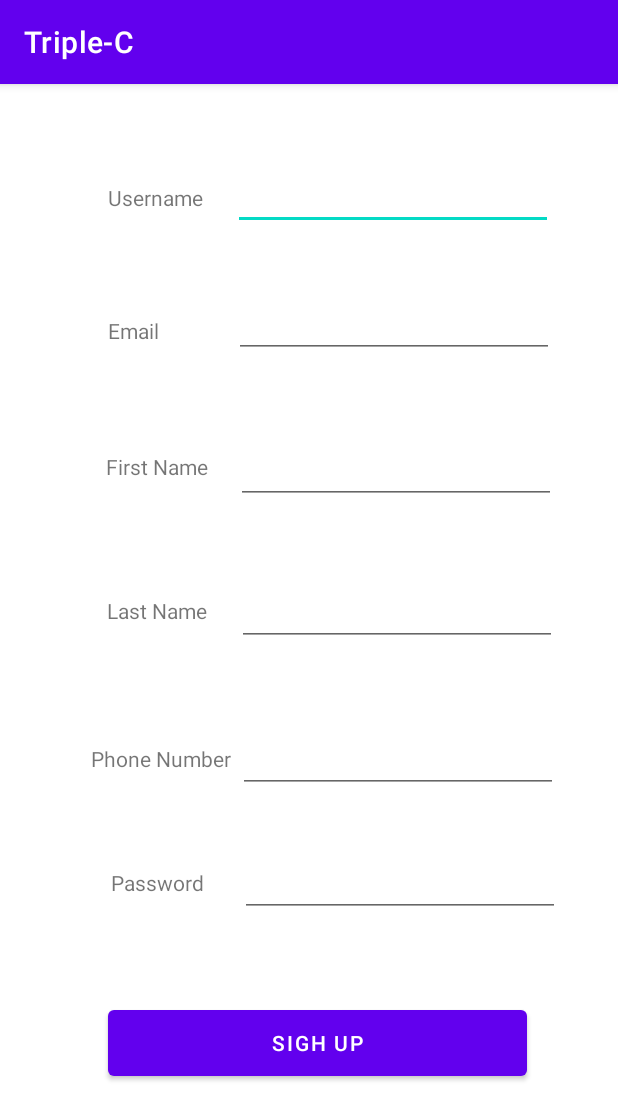
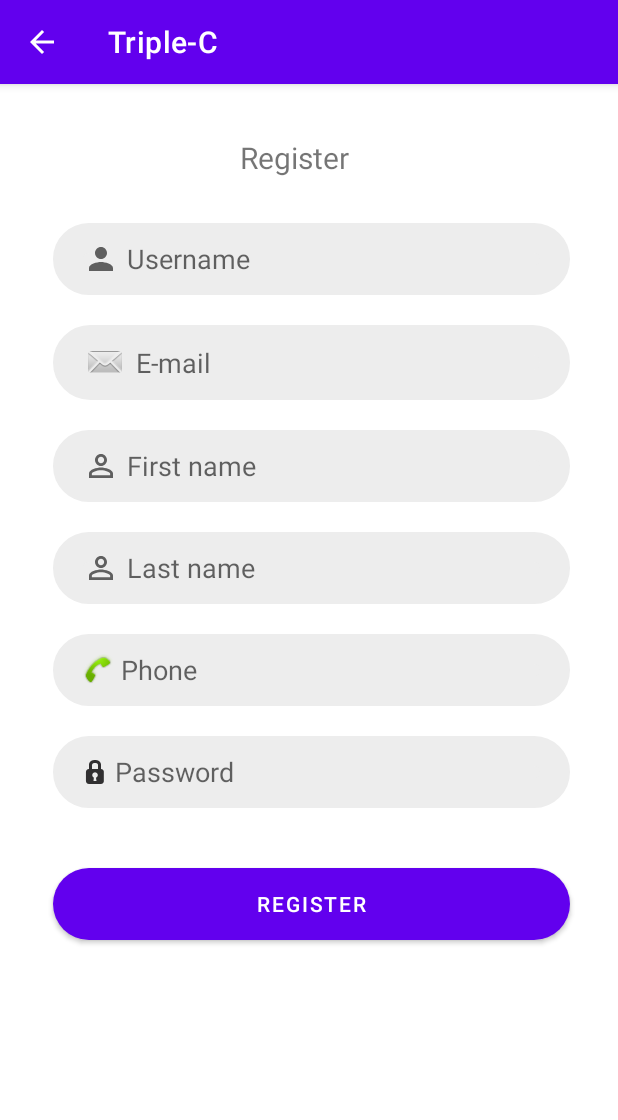
Before and after one commit to car-care-center-CCC/car-care-center-CCC, an Android app: the SignUp screen opened directly, with no data from a screen before it, on a phone screen of 412 x 824 dp. Shown: the top 1120 px of the screen. Run offline under Robolectric (Android 15) with nearby library versions, the phone set to English and light mode, and no system bars; libraries missing offline, so code that uses them is left out: com.amplifyframework.api, com.amplifyframework.auth, com.amplifyframework.core.

Commit message:
make some changes on the signIn, signUp and confirm page, and adding icons to the field of the data

```diff
--- a/app/src/main/AndroidManifest.xml
+++ b/app/src/main/AndroidManifest.xml
@@ -32,10 +32,12 @@
             android:exported="true" />
         <activity
             android:name=".Confirm"
-            android:exported="true" />
+            android:exported="true"
+            android:parentActivityName=".SignUp"/>
         <activity
             android:name=".SignUp"
-            android:exported="true" />
+            android:exported="true"
+            android:parentActivityName=".SignIn"/>
         <activity
             android:name=".SignIn"
             android:exported="true" />
--- a/app/src/main/java/com/example/triple_c/Confirm.java
+++ b/app/src/main/java/com/example/triple_c/Confirm.java
@@ -16,6 +16,7 @@ public class Confirm extends AppCompatActivity {
     protected void onCreate(Bundle savedInstanceState) {
         super.onCreate(savedInstanceState);
         setContentView(R.layout.activity_confirm);
+        getSupportActionBar().setDisplayHomeAsUpEnabled(true);
 
         EditText confirmationInput = findViewById(R.id.confirmationInput);
         EditText usernameConfirm = findViewById(R.id.usernameConfirm);
--- a/app/src/main/java/com/example/triple_c/SignUp.java
+++ b/app/src/main/java/com/example/triple_c/SignUp.java
@@ -20,6 +20,7 @@ public class SignUp extends AppCompatActivity {
     protected void onCreate(Bundle savedInstanceState) {
         super.onCreate(savedInstanceState);
         setContentView(R.layout.activity_sign_up);
+        getSupportActionBar().setDisplayHomeAsUpEnabled(true);
 
         EditText username = findViewById(R.id.inputUsername);
         EditText email = findViewById(R.id.inputEmail);
--- /dev/null
+++ b/app/src/main/res/drawable/botton_pg.xml
@@ -0,0 +1,7 @@
+<?xml version="1.0" encoding="utf-8"?>
+<shape xmlns:android="http://schemas.android.com/apk/res/android">
+
+    <solid android:color="@color/black" />
+
+    <corners android:radius="40dp"/>
+</shape>
--- /dev/null
+++ b/app/src/main/res/drawable/ic_baseline_person_24.xml
@@ -0,0 +1,10 @@
+<vector xmlns:android="http://schemas.android.com/apk/res/android"
+    android:width="24dp"
+    android:height="24dp"
+    android:viewportWidth="24"
+    android:viewportHeight="24"
+    android:tint="?attr/colorControlNormal">
+  <path
+      android:fillColor="@android:color/white"
+      android:pathData="M12,12c2.21,0 4,-1.79 4,-4s-1.79,-4 -4,-4 -4,1.79 -4,4 1.79,4 4,4zM12,14c-2.67,0 -8,1.34 -8,4v2h16v-2c0,-2.66 -5.33,-4 -8,-4z"/>
+</vector>
--- /dev/null
+++ b/app/src/main/res/drawable/ic_baseline_person_outline_24.xml
@@ -0,0 +1,10 @@
+<vector xmlns:android="http://schemas.android.com/apk/res/android"
+    android:width="24dp"
+    android:height="24dp"
+    android:viewportWidth="24"
+    android:viewportHeight="24"
+    android:tint="?attr/colorControlNormal">
+  <path
+      android:fillColor="@android:color/white"
+      android:pathData="M12,5.9c1.16,0 2.1,0.94 2.1,2.1s-0.94,2.1 -2.1,2.1S9.9,9.16 9.9,8s0.94,-2.1 2.1,-2.1m0,9c2.97,0 6.1,1.46 6.1,2.1v1.1L5.9,18.1L5.9,17c0,-0.64 3.13,-2.1 6.1,-2.1M12,4C9.79,4 8,5.79 8,8s1.79,4 4,4 4,-1.79 4,-4 -1.79,-4 -4,-4zM12,13c-2.67,0 -8,1.34 -8,4v3h16v-3c0,-2.66 -5.33,-4 -8,-4z"/>
+</vector>
--- /dev/null
+++ b/app/src/main/res/drawable/input_pg.xml
@@ -0,0 +1,6 @@
+<?xml version="1.0" encoding="utf-8"?>
+<shape xmlns:android="http://schemas.android.com/apk/res/android">
+
+    <stroke android:color="@color/teal_200" android:width="20dp"/>
+    <corners android:radius="30dp" />
+</shape>
--- a/app/src/main/res/layout/activity_sign_up.xml
+++ b/app/src/main/res/layout/activity_sign_up.xml
@@ -4,169 +4,185 @@
     xmlns:tools="http://schemas.android.com/tools"
     android:layout_width="match_parent"
     android:layout_height="match_parent"
+    android:background="@color/white"
+    android:backgroundTint="#FFFFFF"
+    android:paddingLeft="20dp"
+    android:paddingTop="10dp"
+    android:paddingRight="10dp"
+    android:paddingBottom="10dp"
     tools:context=".SignUp">
-
-    <TextView
-        android:id="@+id/textView3"
-        android:layout_width="wrap_content"
-        android:layout_height="wrap_content"
-        android:text="Username"
-        app:layout_constraintBottom_toBottomOf="parent"
-        app:layout_constraintEnd_toEndOf="parent"
-        app:layout_constraintHorizontal_bias="0.207"
-        app:layout_constraintStart_toStartOf="parent"
-        app:layout_constraintTop_toTopOf="parent"
-        app:layout_constraintVertical_bias="0.088" />
 
     <EditText
         android:id="@+id/inputUsername"
-        android:layout_width="wrap_content"
+        android:layout_width="0dp"
         android:layout_height="wrap_content"
+        android:layout_marginStart="15dp"
+        android:layout_marginTop="20dp"
+        android:layout_marginEnd="22dp"
+        android:background="@drawable/input_pg"
+        android:backgroundTint="#EDEDED"
+        android:drawableLeft="@drawable/ic_baseline_person_24"
+        android:drawablePadding="5dp"
         android:ems="10"
+        android:hint="Username"
         android:inputType="textPersonName"
+        android:minHeight="48dp"
+        android:paddingLeft="20dp"
+        android:paddingTop="10dp"
+        android:paddingRight="10dp"
+        android:paddingBottom="10dp"
         app:layout_constraintBottom_toBottomOf="parent"
         app:layout_constraintEnd_toEndOf="parent"
-        app:layout_constraintHorizontal_bias="0.781"
+        app:layout_constraintHorizontal_bias="0.0"
         app:layout_constraintStart_toStartOf="parent"
-        app:layout_constraintTop_toTopOf="parent"
-        app:layout_constraintVertical_bias="0.072" />
-
-    <TextView
-        android:id="@+id/textView44"
-        android:layout_width="wrap_content"
-        android:layout_height="wrap_content"
-        android:text="Email"
-        app:layout_constraintBottom_toBottomOf="parent"
-        app:layout_constraintEnd_toEndOf="parent"
-        app:layout_constraintHorizontal_bias="0.191"
-        app:layout_constraintStart_toStartOf="parent"
-        app:layout_constraintTop_toTopOf="parent"
-        app:layout_constraintVertical_bias="0.207" />
+        app:layout_constraintTop_toBottomOf="@+id/textView9"
+        app:layout_constraintVertical_bias="0.0" />
 
     <EditText
         android:id="@+id/inputEmail"
-        android:layout_width="wrap_content"
+        android:layout_width="0dp"
         android:layout_height="wrap_content"
+        android:layout_marginTop="20dp"
+        android:background="@drawable/input_pg"
+        android:backgroundTint="#EDEDED"
+        android:drawableLeft="@android:drawable/sym_action_email"
+        android:drawablePadding="5dp"
         android:ems="10"
+        android:hint="E-mail"
         android:inputType="textPersonName"
+        android:minHeight="48dp"
+        android:paddingLeft="20dp"
+        android:paddingTop="10dp"
+        android:paddingRight="10dp"
+        android:paddingBottom="10dp"
         app:layout_constraintBottom_toBottomOf="parent"
-        app:layout_constraintEnd_toEndOf="parent"
-        app:layout_constraintHorizontal_bias="0.786"
-        app:layout_constraintStart_toStartOf="parent"
-        app:layout_constraintTop_toTopOf="parent"
-        app:layout_constraintVertical_bias="0.19" />
-
-    <TextView
-        android:id="@+id/textView55"
-        android:layout_width="wrap_content"
-        android:layout_height="wrap_content"
-        android:text="First Name"
-        app:layout_constraintBottom_toBottomOf="parent"
-        app:layout_constraintEnd_toEndOf="parent"
-        app:layout_constraintHorizontal_bias="0.206"
-        app:layout_constraintStart_toStartOf="parent"
-        app:layout_constraintTop_toTopOf="parent"
-        app:layout_constraintVertical_bias="0.328" />
+        app:layout_constraintEnd_toEndOf="@+id/inputUsername"
+        app:layout_constraintHorizontal_bias="0.0"
+        app:layout_constraintStart_toStartOf="@+id/inputUsername"
+        app:layout_constraintTop_toBottomOf="@+id/inputUsername"
+        app:layout_constraintVertical_bias="0.0" />
 
     <EditText
         android:id="@+id/inputFirstName"
-        android:layout_width="wrap_content"
+        android:layout_width="0dp"
         android:layout_height="wrap_content"
+        android:layout_marginTop="20dp"
+        android:background="@drawable/input_pg"
+        android:backgroundTint="#EDEDED"
         android:ems="10"
+        android:hint="First name"
         android:inputType="textPersonName"
+        android:minHeight="48dp"
+        android:paddingLeft="20dp"
+        android:paddingTop="10dp"
+        android:paddingRight="10dp"
+        android:paddingBottom="10dp"
         app:layout_constraintBottom_toBottomOf="parent"
-        app:layout_constraintEnd_toEndOf="parent"
-        app:layout_constraintHorizontal_bias="0.791"
-        app:layout_constraintStart_toStartOf="parent"
-        app:layout_constraintTop_toTopOf="parent"
-        app:layout_constraintVertical_bias="0.325" />
+        app:layout_constraintEnd_toEndOf="@+id/inputEmail"
+        app:layout_constraintHorizontal_bias="0.0"
+        app:layout_constraintStart_toStartOf="@+id/inputEmail"
+        app:layout_constraintTop_toBottomOf="@+id/inputEmail"
+        app:layout_constraintVertical_bias="0.0"
+        android:drawableLeft="@drawable/ic_baseline_person_outline_24"
+        android:drawablePadding="5dp"/>
 
-    <TextView
-        android:id="@+id/textView33"
-        android:layout_width="wrap_content"
-        android:layout_height="wrap_content"
-        android:text="Last Name"
-        app:layout_constraintBottom_toBottomOf="parent"
-        app:layout_constraintEnd_toEndOf="parent"
-        app:layout_constraintHorizontal_bias="0.207"
-        app:layout_constraintStart_toStartOf="parent"
-        app:layout_constraintTop_toTopOf="parent"
-        app:layout_constraintVertical_bias="0.456" />
 
     <EditText
         android:id="@+id/inputLastname"
-        android:layout_width="wrap_content"
+        android:layout_width="0dp"
         android:layout_height="wrap_content"
+        android:layout_marginTop="20dp"
+        android:background="@drawable/input_pg"
+        android:backgroundTint="#EDEDED"
         android:ems="10"
+        android:hint="Last name"
         android:inputType="textPersonName"
+        android:minHeight="48dp"
+        android:paddingLeft="20dp"
+        android:paddingTop="10dp"
+        android:paddingRight="10dp"
+        android:paddingBottom="10dp"
         app:layout_constraintBottom_toBottomOf="parent"
-        app:layout_constraintEnd_toEndOf="parent"
-        app:layout_constraintHorizontal_bias="0.796"
-        app:layout_constraintStart_toStartOf="parent"
-        app:layout_constraintTop_toTopOf="parent"
-        app:layout_constraintVertical_bias="0.456" />
-
-    <TextView
-        android:id="@+id/textView4"
-        android:layout_width="wrap_content"
-        android:layout_height="wrap_content"
-        android:text="Phone Number"
-        app:layout_constraintBottom_toBottomOf="parent"
-        app:layout_constraintEnd_toEndOf="parent"
-        app:layout_constraintHorizontal_bias="0.191"
-        app:layout_constraintStart_toStartOf="parent"
-        app:layout_constraintTop_toTopOf="parent"
-        app:layout_constraintVertical_bias="0.588" />
+        app:layout_constraintEnd_toEndOf="@+id/inputFirstName"
+        app:layout_constraintHorizontal_bias="0.0"
+        app:layout_constraintStart_toStartOf="@+id/inputFirstName"
+        app:layout_constraintTop_toBottomOf="@+id/inputFirstName"
+        app:layout_constraintVertical_bias="0.0"
+        android:drawableLeft="@drawable/ic_baseline_person_outline_24"
+        android:drawablePadding="5dp"/>
 
     <EditText
         android:id="@+id/inputPhone"
-        android:layout_width="wrap_content"
+        android:layout_width="0dp"
         android:layout_height="wrap_content"
+        android:layout_marginTop="20dp"
+        android:background="@drawable/input_pg"
+        android:backgroundTint="#EDEDED"
+        android:drawableLeft="@android:drawable/stat_sys_phone_call"
+        android:drawablePadding="5dp"
         android:ems="10"
+        android:hint="Phone"
         android:inputType="textPersonName"
+        android:minHeight="48dp"
+        android:paddingLeft="20dp"
+        android:paddingTop="10dp"
+        android:paddingRight="10dp"
+        android:paddingBottom="10dp"
+        app:layout_constraintBottom_toBottomOf="parent"
+        app:layout_constraintEnd_toEndOf="@+id/inputLastname"
+        app:layout_constraintHorizontal_bias="0.0"
+        app:layout_constraintStart_toStartOf="@+id/inputLastname"
+        app:layout_constraintTop_toBottomOf="@+id/inputLastname"
+        app:layout_constraintVertical_bias="0.0" />
+
+    <Button
+        android:id="@+id/signupButton"
+        android:layout_width="0dp"
+        android:layout_height="wrap_content"
+        android:layout_marginTop="40dp"
+        android:layout_marginBottom="104dp"
+        android:background="@drawable/botton_pg"
+        android:backgroundTint="#7F828E"
+        android:text="Register"
+        app:layout_constraintBottom_toBottomOf="parent"
+        app:layout_constraintEnd_toEndOf="@+id/inputPassword"
+        app:layout_constraintHorizontal_bias="1.0"
+        app:layout_constraintStart_toStartOf="@+id/inputPassword"
+        app:layout_constraintTop_toBottomOf="@+id/inputPassword"
+        app:layout_constraintVertical_bias="0.0" />
+
+    <TextView
+        android:id="@+id/textView9"
+        android:layout_width="102dp"
+        android:layout_height="37dp"
+        android:text="Register"
+        android:textSize="20sp"
         app:layout_constraintBottom_toBottomOf="parent"
         app:layout_constraintEnd_toEndOf="parent"
-        app:layout_constraintHorizontal_bias="0.8"
         app:layout_constraintStart_toStartOf="parent"
         app:layout_constraintTop_toTopOf="parent"
-        app:layout_constraintVertical_bias="0.591" />
-
-
-    <TextView
-        android:id="@+id/textView5"
-        android:layout_width="wrap_content"
-        android:layout_height="wrap_content"
-        android:text="Password"
-        app:layout_constraintBottom_toBottomOf="parent"
-        app:layout_constraintEnd_toEndOf="parent"
-        app:layout_constraintHorizontal_bias="0.212"
-        app:layout_constraintStart_toStartOf="parent"
-        app:layout_constraintTop_toTopOf="parent"
-        app:layout_constraintVertical_bias="0.698" />
+        app:layout_constraintVertical_bias="0.036" />
 
     <EditText
         android:id="@+id/inputPassword"
-        android:layout_width="wrap_content"
+        android:layout_width="0dp"
         android:layout_height="wrap_content"
+        android:layout_marginTop="20dp"
+        android:background="@drawable/input_pg"
+        android:backgroundTint="#EDEDED"
+        android:drawableLeft="@android:drawable/ic_secure"
+        android:drawablePadding="5dp"
         android:ems="10"
-        android:inputType="textPersonName"
-        app:layout_constraintBottom_toBottomOf="parent"
-        app:layout_constraintEnd_toEndOf="parent"
-        app:layout_constraintHorizontal_bias="0.805"
-        app:layout_constraintStart_toStartOf="parent"
-        app:layout_constraintTop_toTopOf="parent"
-        app:layout_constraintVertical_bias="0.706" />
-
-    <Button
-        android:id="@+id/signupButton"
-        android:layout_width="279dp"
-        android:layout_height="56dp"
-        android:text="Sigh Up"
-        app:layout_constraintBottom_toBottomOf="parent"
-        app:layout_constraintEnd_toEndOf="parent"
-        app:layout_constraintHorizontal_bias="0.545"
-        app:layout_constraintStart_toStartOf="parent"
-        app:layout_constraintTop_toTopOf="parent"
-        app:layout_constraintVertical_bias="0.859" />
+        android:hint="Password"
+        android:inputType="textPassword"
+        android:minHeight="48dp"
+        android:paddingLeft="20dp"
+        android:paddingTop="10dp"
+        android:paddingRight="10dp"
+        android:paddingBottom="10dp"
+        app:layout_constraintEnd_toEndOf="@+id/inputPhone"
+        app:layout_constraintHorizontal_bias="0.0"
+        app:layout_constraintStart_toStartOf="@+id/inputPhone"
+        app:layout_constraintTop_toBottomOf="@+id/inputPhone" />
 
 </androidx.constraintlayout.widget.ConstraintLayout>
```
Also changed, not shown: app/src/main/res/drawable/ic_baseline_email_24.xml (added, +10 -0 lines), app/src/main/res/layout/activity_confirm.xml (+46 -47 lines), app/src/main/res/layout/activity_sign_in.xml (+47 -47 lines).
